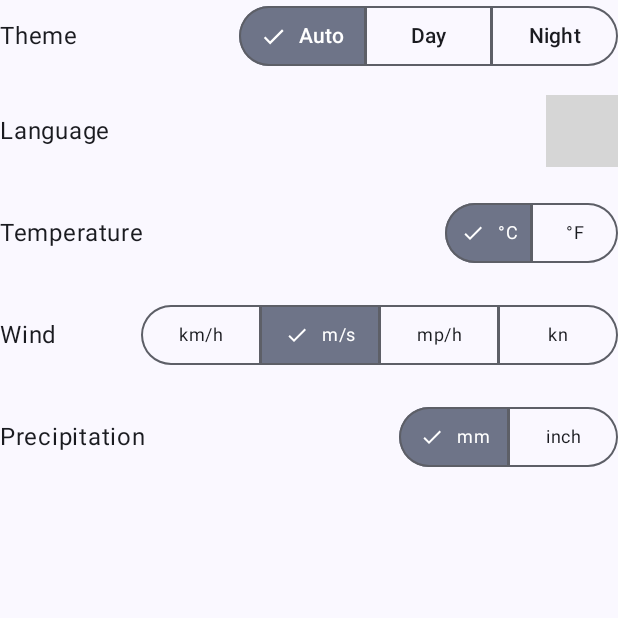
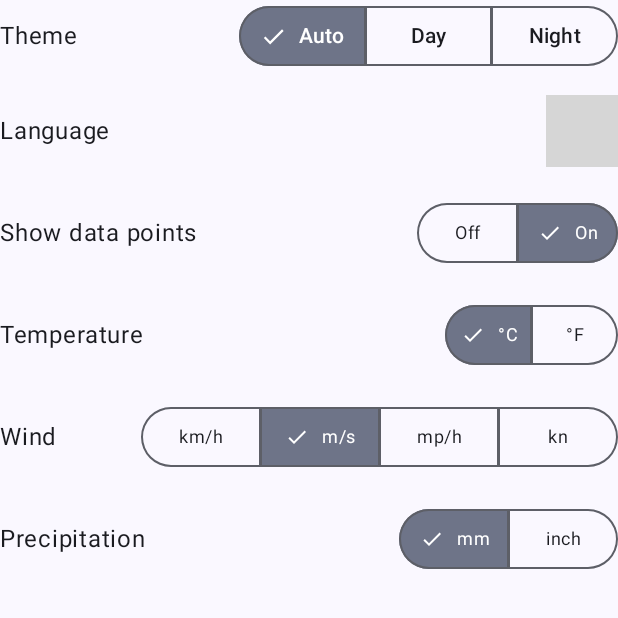
Before and after one commit to HSact/SunPlanner, an Android app built with Jetpack Compose: the composable DialogContainer shown on its own in the app's theme, on a phone screen of 412 x 824 dp, the top half of it. Run offline under Robolectric (Android 15) with nearby library versions, the phone set to English and light mode, and no system bars; our stand-ins replace Dagger/Hilt's generated code; 1 statement that could not run was skipped; grey boxes are pictures that could not be loaded.

Commit message:
feat: Add graph dots visibility setting
This commit introduces a new setting to control the visibility of data points on graphs.
- Added `UpdateDotsOptionUseCase` for updating the dots visibility setting.
- Added `isDotsVisible` to `SettingsRepository` and its implementation in `SettingsRepositoryImpl`.
- Added `IS_DOTS_VISIBLE_KEY` to `SettingsRepositoryImpl` to manage the data storage.
- Added `currentDotsOption` and `selectedDotsOption` to `SettingsUIState`.
- Added `SettingsIntents.UpdateDotsOption` for updating the dots visibility.
- Added `changeDotsOption` to `SettingsViewModel` to update the `uiState` and apply settings.
- Added new string resources `show_graph_dots` in `strings.xml` and `strings.xml(ru)`.
- Added new string array `dots_display_choices` with options `Off` and `On` in `strings.xml` and `strings.xml(ru)`.
- Updated `SettingsDialog` to include a new segment button to control dots visibility.

```diff
--- a/app/src/main/java/com/hsact/sunplanner/data/repository/SettingsRepository.kt
+++ b/app/src/main/java/com/hsact/sunplanner/data/repository/SettingsRepository.kt
@@ -14,11 +14,13 @@ interface SettingsRepository {
     val temperatureUnit: Flow<TemperatureUnitMode>
     val windSpeedUnit: Flow<WindSpeedUnitMode>
     val precipitationUnit: Flow<PrecipitationUnitMode>
+    val isDotsVisible: Flow<Boolean>
     val location: Flow<Location?>
     suspend fun setTheme(themeMode: ThemeMode)
     suspend fun setLanguage(languageMode: LanguageMode)
     suspend fun setTemperatureUnit(temperatureMode: TemperatureUnitMode)
     suspend fun setWindSpeedUnit(windMode: WindSpeedUnitMode)
     suspend fun setPrecipitationUnit(precipitationMode: PrecipitationUnitMode)
+    suspend fun setDotsVisibility(isVisible: Boolean)
     suspend fun setLocation(location: Location)
 }
--- /dev/null
+++ b/app/src/main/java/com/hsact/sunplanner/domain/usecase/settings/UpdateDotsOptionUseCase.kt
@@ -0,0 +1,16 @@
+package com.hsact.sunplanner.domain.usecase.settings
+
+import com.hsact.sunplanner.data.repository.SettingsRepository
+import javax.inject.Inject
+
+class UpdateDotsOptionUseCase @Inject constructor(
+private val repository: SettingsRepository
+) {
+    suspend operator fun invoke (dots: Int) {
+        val flag = when (dots) {
+            0 -> false
+            else -> true
+        }
+        repository.setDotsVisibility(flag)
+    }
+}
--- a/app/src/main/java/com/hsact/sunplanner/ui/settings/SettingsDialog.kt
+++ b/app/src/main/java/com/hsact/sunplanner/ui/settings/SettingsDialog.kt
@@ -83,6 +83,11 @@ private fun DialogContainer(viewModel: SettingsViewModel, onApplyTheme: (ThemeMo
     }
     val languageChoices =
         LocalContext.current.resources.getStringArray(R.array.language_choices).toList()
+    val dotsChoices =
+        LocalContext.current.resources.getStringArray(R.array.dots_display_choices).toList()
+    var selectedDotsOption = remember(uiState.currentDotsOption) {
+        mutableIntStateOf(uiState.currentDotsOption)
+    }
 
     val tempUnitChoices =
         LocalContext.current.resources.getStringArray(R.array.temp_unit_choices).toList()
@@ -160,6 +165,22 @@ private fun DialogContainer(viewModel: SettingsViewModel, onApplyTheme: (ThemeMo
                 },
                 modifier = Modifier.padding(start = 20.dp)
             )
+        }
+        Row(
+            modifier = Modifier
+                .fillMaxWidth()
+                .padding(top = 20.dp),
+            verticalAlignment = Alignment.CenterVertically
+        ) {
+            Text(stringResource(R.string.show_graph_dots))
+            Spacer(modifier = Modifier.weight(1f))
+            SegmentedButtonUnitPicker(
+                viewModel,
+                dotsChoices,
+                selectedDotsOption
+            ) { index ->
+                SettingsIntents.UpdateDotsOption(index)
+            }
         }
         Row(
             modifier = Modifier
--- a/app/src/main/java/com/hsact/sunplanner/ui/settings/SettingsIntents.kt
+++ b/app/src/main/java/com/hsact/sunplanner/ui/settings/SettingsIntents.kt
@@ -9,6 +9,7 @@ import com.hsact.sunplanner.ui.settings.modes.unitModes.WindSpeedUnitMode
 sealed class SettingsIntents {
     data class UpdateTheme(val theme: ThemeMode) : SettingsIntents()
     data class UpdateLanguage(val language: LanguageMode) : SettingsIntents()
+    data class UpdateDotsOption(val dots: Int) : SettingsIntents()
     data class UpdateTemperatureUnit(val unitTemp: TemperatureUnitMode) : SettingsIntents()
     data class UpdateWindSpeedUnit(val unitWind: WindSpeedUnitMode) : SettingsIntents()
     data class UpdatePrecipitationUnit(val unitPrecipitation: PrecipitationUnitMode) : SettingsIntents()
--- a/app/src/main/java/com/hsact/sunplanner/ui/settings/SettingsUIState.kt
+++ b/app/src/main/java/com/hsact/sunplanner/ui/settings/SettingsUIState.kt
@@ -11,6 +11,8 @@ data class SettingsUIState(
     var selectedTheme: ThemeMode = currentTheme,
     var currentLanguage: LanguageMode = LanguageMode.ENGLISH,
     var selectedLanguage: LanguageMode = currentLanguage,
+    var currentDotsOption: Int = 1,
+    var selectedDotsOption: Int = currentDotsOption,
     var currentTemperatureUnit: TemperatureUnitMode = TemperatureUnitMode.CELSIUS,
     var selectedTemperatureUnit: TemperatureUnitMode = currentTemperatureUnit,
     var currentWindSpeedUnit: WindSpeedUnitMode = WindSpeedUnitMode.MS,
--- a/app/src/main/res/values/strings.xml
+++ b/app/src/main/res/values/strings.xml
@@ -30,6 +30,7 @@
     <string name="settings">Settings</string>
     <string name="cancel">Cancel</string>
     <string name="language">Language</string>
+    <string name="show_graph_dots">Show data points</string>
     <string name="theme">Theme</string>
     <string name="wind_speed">Wind speed</string>
     <string name="wind">Wind</string>
@@ -58,6 +59,10 @@
         <item>English</item>
         <item>Russian</item>
     </string-array>
+    <string-array name="dots_display_choices">
+        <item>Off</item>
+        <item>On</item>
+    </string-array>
     <string-array name="temp_unit_choices">
         <item>°C</item>
         <item>°F</item>
```
Also changed, not shown: app/src/main/java/com/hsact/sunplanner/data/repository/SettingsRepositoryImpl.kt (+20 -4 lines), app/src/main/java/com/hsact/sunplanner/ui/settings/SettingsViewModel.kt (+11 -0 lines), 1 other file.
